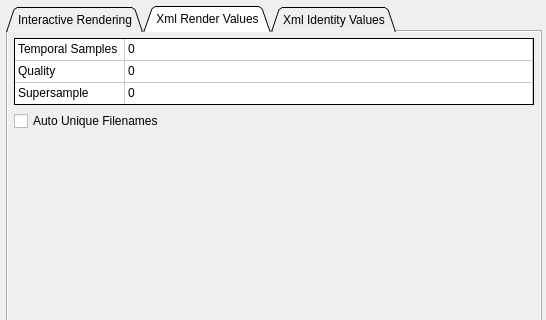
The window that Source/Fractorium/OptionsDialog.ui (typpos/fractorium) describes before a commit, drawn with Qt 5; both pictures show x 0 to 546 and y 0 to 320 of the 546 by 490 pixel window.
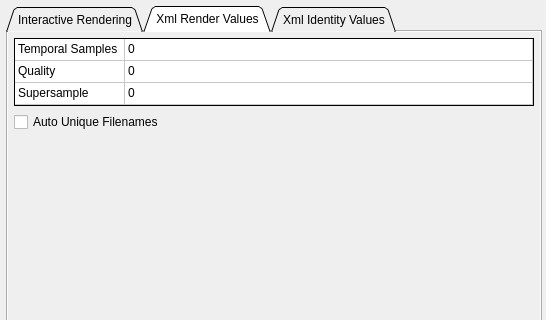
The same window after the commit. The open tabs and pages were chosen to show the change.

```diff
--- a/Source/Fractorium/OptionsDialog.ui
+++ b/Source/Fractorium/OptionsDialog.ui
@@ -571,13 +571,13 @@
          <property name="minimumSize">
           <size>
            <width>0</width>
-           <height>67</height>
+           <height>68</height>
           </size>
          </property>
          <property name="maximumSize">
           <size>
            <width>16777215</width>
-           <height>67</height>
+           <height>68</height>
           </size>
          </property>
          <property name="focusPolicy">
```
Left out of the diff: 4 changed lines with no effect on the pictures.
